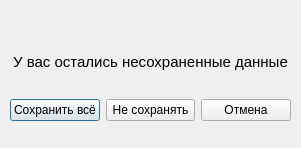
Before: the Qt Designer form savedia.ui in Fragers/Big-brother-is-watching-you, drawn with Qt 5.
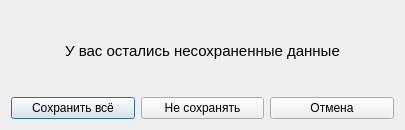
After: the same form once the commit is applied.

The edit to the form file:
```diff
--- a/savedia.ui
+++ b/savedia.ui
@@ -6,22 +6,27 @@
    <rect>
     <x>0</x>
     <y>0</y>
-    <width>301</width>
-    <height>148</height>
+    <width>405</width>
+    <height>130</height>
    </rect>
   </property>
+  <property name="minimumSize">
+   <size>
+    <width>405</width>
+    <height>130</height>
+   </size>
+  </property>
+  <property name="maximumSize">
+   <size>
+    <width>405</width>
+    <height>130</height>
+   </size>
+  </property>
   <property name="windowTitle">
    <string>Dialog</string>
   </property>
-  <widget class="QWidget" name="verticalLayoutWidget">
-   <property name="geometry">
-    <rect>
-     <x>10</x>
-     <y>30</y>
-     <width>281</width>
-     <height>91</height>
-    </rect>
-   </property>
+  <layout class="QHBoxLayout" name="horizontalLayout_2">
+   <item>
    <layout class="QVBoxLayout" name="verticalLayout">
     <item>
      <widget class="QLabel" name="label">
@@ -64,7 +69,8 @@
      </layout>
     </item>
    </layout>
-  </widget>
+   </item>
+  </layout>
  </widget>
  <resources/>
  <connections/>
```
Lines whose indentation alone changed are shown as unchanged.
